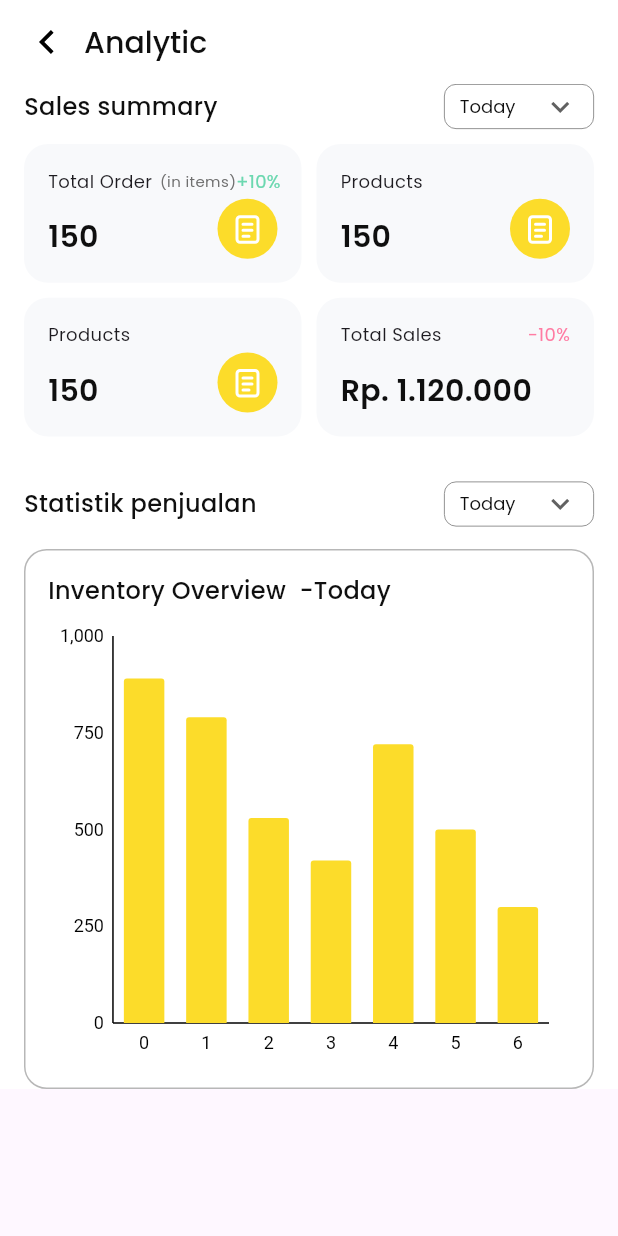
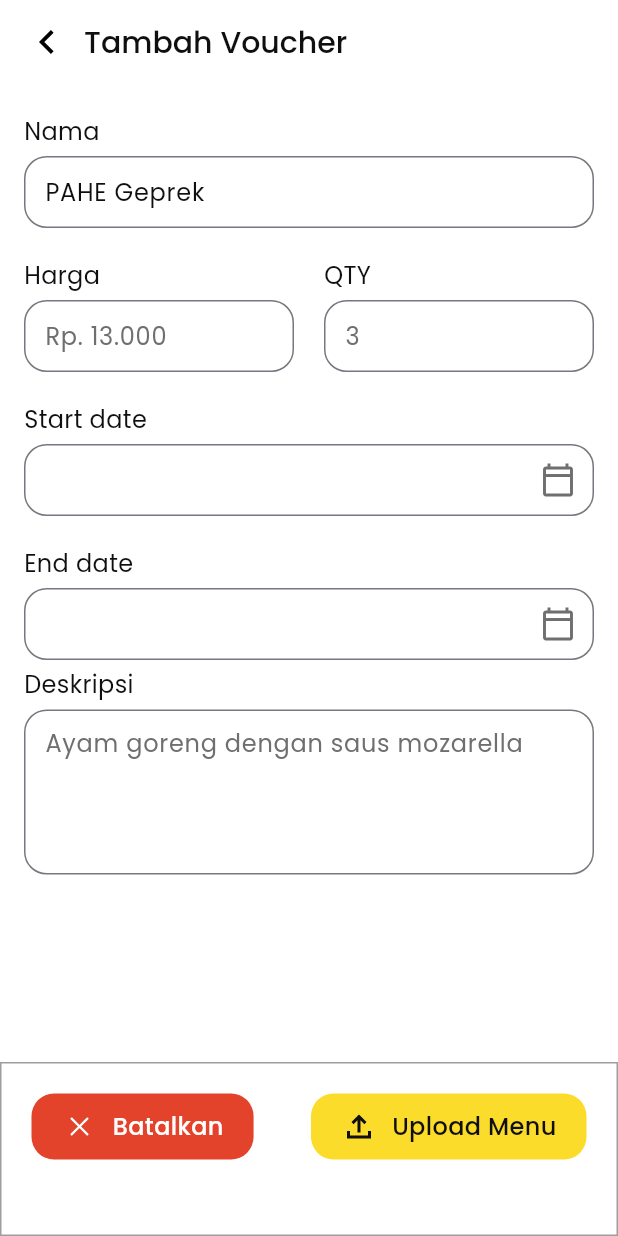
Before and after one commit to Fadzaa/ayamku-admin, a Flutter app: the screen it shows after launch, on a phone screen of 412 x 824 dp. Run offline on Flutter 3.47's test engine with Material 3 defaults, Android fonts, the phone set to English and light mode, and no system bars; our stand-ins replace charts_flutter, flutter_svg, get, google_fonts, image_picker; missing offline and left inert: dart:ffi.

Commit message:
feat: [BW] add voucher page

```diff
--- a/lib/app/pages/features/add_product_page/add_product_page_controller.dart
+++ b/lib/app/pages/features/add_product_page/add_product_page_controller.dart
@@ -8,7 +8,7 @@ import '../product_page/product_page_controller.dart';
 
 class AddProductPageController extends GetxController {
 
-  final ProductPageController productPageController = Get.find<ProductPageController>();
+  final ProductPageController productPageController = Get.put(ProductPageController());
 
   final TextEditingController nameController = TextEditingController();
   final TextEditingController priceController = TextEditingController();
--- /dev/null
+++ b/lib/app/pages/features/add_voucher/add_voucher_binding.dart
@@ -0,0 +1,10 @@
+import 'package:ayamku_admin/app/pages/features/add_voucher/add_voucher_controller.dart';
+import 'package:get/get.dart';
+
+class AddVoucherPageBinding extends Bindings{
+  @override
+  void dependencies() {
+    Get.lazyPut<AddVoucherPageController>(() => AddVoucherPageController());
+  }
+
+}
--- /dev/null
+++ b/lib/app/pages/features/add_voucher/add_voucher_page.dart
@@ -0,0 +1,110 @@
+import 'package:ayamku_admin/app/pages/features/add_product_page/add_product_page_controller.dart';
+import 'package:ayamku_admin/app/pages/features/add_product_page/section/product_page.dart';
+import 'package:ayamku_admin/app/pages/features/add_voucher/add_voucher_controller.dart';
+import 'package:ayamku_admin/common/constant.dart';
+import 'package:ayamku_admin/common/theme.dart';
+import 'package:flutter/material.dart';
+import 'package:flutter/src/widgets/framework.dart';
+import 'package:flutter_svg/flutter_svg.dart';
+import 'package:get/get.dart';
+
+import '../../global_component/common_bottom.dart';
+import '../voucher_management/voucher_management_controller.dart';
+import 'section/voucher_page.dart';
+
+class AddVoucherPageView extends GetView<AddVoucherPageController> {
+  const AddVoucherPageView({super.key});
+
+
+
+  @override
+  Widget build(BuildContext context) {
+    double screenHeight = MediaQuery.of(context).size.height;
+
+    return Scaffold(
+      appBar: AppBar(
+          backgroundColor: baseColor,
+          automaticallyImplyLeading: false,
+          title: Row(
+            children: [
+
+              InkWell(
+                onTap: (){
+                  Get.back();
+                },
+                child: SvgPicture.asset(
+                  icBack,
+                  width: 30,
+                  height: 30,
+                ),
+              ),
+
+              SizedBox(width: 10,),
+
+              Text(
+                "Tambah Voucher",
+                style: txtTitlePage.copyWith(
+                  color: blackColor,
+                ),
+              )
+            ],
+          )
+      ),
+      body: Stack(
+        children: [
+          Container(
+            height: screenHeight,
+            color: baseColor,
+            padding: EdgeInsets.symmetric(horizontal: 16),
+            child: SafeArea(
+                child: SingleChildScrollView(
+                  child: Column(
+                    crossAxisAlignment: CrossAxisAlignment.start,
+                    mainAxisAlignment: MainAxisAlignment.start,
+                    children: [
+                      Obx(() => VoucherPage(
+                        nameController: controller.nameController,
+                        priceController: controller.priceController,
+                        qtyController: controller.qtyController,
+                        descriptionController: controller.descriptionController,
+                        hintTxtName: "PAHE Geprek",
+                        hintTxtPrice: "Rp. 13.000",
+                        hintTxtQty: "3",
+                        hintTxtDesc: "Ayam goreng dengan saus mozarella",
+                        startDateController: controller.startDateController,
+                        endDateController: controller.endDateController,
+                        onTapStartDate: () => controller.selectDate(context, controller.startDateController),
+                        onTapEndDate: () => controller.selectDate(context, controller.endDateController),
+                      )),
+                    ],
+                  ),
+                )
+            ),
+          ),
+
+          Positioned(
+            left: 0,
+            right: 0,
+            bottom: 0,
+            child: CommonBottom(
+              onPressed1: () {
+                Get.back();
+              },
+              onPressed2: () {
+                // controller.addVoucher();
+              },
+              bgColor1: red,
+              bgColor2: primaryColor,
+              ic1: icCancel,
+              ic2: icUpload,
+              txtColor1: Colors.white,
+              txtColor2: blackColor,
+              txt1: 'Batalkan',
+              txt2: 'Upload Menu',
+            ),
+          )
+        ],
+      ),
+    );
+  }
+}
--- /dev/null
+++ b/lib/app/pages/features/add_voucher/section/voucher_page.dart
@@ -0,0 +1,108 @@
+import 'dart:ffi';
+
+import 'package:ayamku_admin/app/pages/features/add_product_page/items/item_text_field.dart';
+import 'package:ayamku_admin/common/theme.dart';
+import 'package:get/get.dart';
+import 'package:flutter/material.dart';
+
+class VoucherPage extends StatelessWidget {
+  const VoucherPage({
+    Key? key,
+    required this.nameController,
+    required this.priceController,
+    required this.qtyController,
+    required this.descriptionController,
+    this.hintTxtName,
+    this.hintTxtPrice,
+    this.hintTxtQty,
+    this.hintTxtDesc,
+    this.color,
+    this.borderColor,
+    required this.onTapStartDate,
+    required this.onTapEndDate,
+    required this.startDateController,
+    required this.endDateController,
+  }) : super(key: key);
+
+
+  final Color? color, borderColor;
+  final String? hintTxtName, hintTxtPrice, hintTxtQty, hintTxtDesc;
+  final TextEditingController nameController, priceController, qtyController, descriptionController,startDateController,endDateController;
+  final VoidCallback onTapStartDate, onTapEndDate;
+
+
+  @override
+  Widget build(BuildContext context) {
+    return Column(
+      crossAxisAlignment: CrossAxisAlignment.start,
+      children: [
+        SizedBox(height: 20,),
+
+        ItemTextField(
+          text: "Nama",
+          hintText: hintTxtName ?? "Pahe Geprek",
+          controller: nameController,
+          borderColor: blackColor,
+          color: blackColor,
+        ),
+
+        SizedBox(height: 15,),
+
+        Row(
+          mainAxisAlignment: MainAxisAlignment.spaceBetween,
+          children: [
+            Expanded(
+              child: ItemTextField(
+                text: "Harga",
+                hintText: hintTxtPrice ?? "Rp.13.000",
+                controller: priceController,
+                borderColor: borderColor ?? blackColor50,
+                color: color ?? blackColor50,
+              ),
+            ),
+
+            SizedBox(width: 20,),
+
+            Expanded(
+              child: ItemTextField(
+                text: "QTY",
+                hintText: hintTxtQty ?? "3",
+                controller: qtyController,
+                borderColor: borderColor ?? blackColor50,
+                color: color ?? blackColor50,
+              ),
+            ),
+          ],
+        ),
+
+        SizedBox(height: 15),
+
+        ItemTxtCalender(
+          text: 'Start date',
+          hintText: '',
+          onTapSuffixIcon: onTapStartDate,
+          controller: startDateController,
+        ),
+
+        SizedBox(height: 15),
+
+        ItemTxtCalender(
+          text: 'End date',
+          hintText: '',
+          onTapSuffixIcon: onTapEndDate,
+          controller: endDateController,
+        ),
+
+        ItemTextField(
+          text: "Deskripsi",
+          hintText: hintTxtDesc ?? "txtDescription",
+          minLines: 5,
+          maxLines: 6,
+          controller: descriptionController,
+          borderColor: borderColor ?? blackColor50,
+          color: color ?? blackColor50,
+        ),
+      ],
+    );
+  }
+}
--- a/lib/app/pages/features/voucher_management/items/voucher.dart
+++ /dev/null
@@ -1,17 +0,0 @@
-class Product {
-  final String name;
-  final int price;
-  final int qty;
-  final String description;
-  final String category;
-  final String image;
-
-  Product({
-    required this.name,
-    required this.price,
-    required this.qty,
-    required this.description,
-    required this.category,
-    required this.image,
-  });
-}
--- a/lib/app/pages/features/voucher_management/model/product.dart
+++ /dev/null
@@ -1,17 +0,0 @@
-class Product {
-  final String name;
-  final int price;
-  final int qty;
-  final String description;
-  final String category;
-  final String image;
-
-  Product({
-    required this.name,
-    required this.price,
-    required this.qty,
-    required this.description,
-    required this.category,
-    required this.image,
-  });
-}
--- /dev/null
+++ b/lib/app/pages/features/voucher_management/model/voucher.dart
@@ -0,0 +1,15 @@
+class Voucher {
+  final String name;
+  final int qty;
+  final String description;
+  final DateTime startDate;
+  final DateTime endDate;
+
+  Voucher({
+    required this.name,
+    required this.qty,
+    required this.description,
+    required this.startDate,
+    required this.endDate,
+  });
+}
--- /dev/null
+++ b/lib/app/pages/features/voucher_management/model/voucher_data.dart
@@ -0,0 +1,12 @@
+import 'package:ayamku_admin/app/pages/features/voucher_management/model/voucher.dart';
+import 'package:get/get.dart';
+
+RxList<Voucher> voucher_data = [
+  Voucher(
+    name: "Diskon makan",
+    startDate: DateTime(2024, 12, 1),
+    endDate: DateTime(2024, 12, 25),
+    qty: 10,
+    description: "Diskon makan",
+  ),
+].obs;
--- a/lib/app/pages/features/voucher_management/voucher_management_controller.dart
+++ b/lib/app/pages/features/voucher_management/voucher_management_controller.dart
@@ -1,10 +1,14 @@
 
+import 'package:ayamku_admin/app/pages/features/product_page/model/product.dart';
+import 'package:ayamku_admin/app/pages/features/voucher_management/model/voucher.dart';
+import 'package:ayamku_admin/app/pages/features/voucher_management/model/voucher_data.dart';
 import 'package:flutter/material.dart';
 import 'package:get/get.dart';
 
 class VoucherPageController extends GetxController
     with SingleGetTickerProviderMixin {
   TabController? tabController;
+  RxList<Voucher> voucherList = voucher_data;
 
   @override
   void onInit() {
@@ -19,4 +23,8 @@ class VoucherPageController extends GetxController
     tabController!.dispose();
   }
 
+  void addVoucher(Voucher voucher) {
+    voucherList.add(voucher);
+  }
+
 }
--- a/lib/app/router/app_pages.dart
+++ b/lib/app/router/app_pages.dart
@@ -26,6 +26,8 @@ import 'package:ayamku_admin/app/pages/features/promo-page/promo_page_binding.da
 import 'package:ayamku_admin/app/pages/features/promo-page/promo_page_view.dart';
 
 import 'package:get/get.dart';
+import '../pages/features/add_voucher/add_voucher_binding.dart';
+import '../pages/features/add_voucher/add_voucher_page.dart';
 import '../pages/features/voucher_management/voucher_management_binding.dart';
 import '../pages/features/voucher_management/voucher_management_page_view.dart';
 import '../pages/initial_pages/login_page/login_page_binding.dart';
@@ -37,7 +39,7 @@ class AppPages {
   // static var routes;
 
   AppPages._();
-  static const INITIAL = Routes.ANALYTIC_PAGE;
+  static const INITIAL = Routes.ADD_VOUCHER_PAGE  ;
 
   static final routes = [
     GetPage(
@@ -137,11 +139,17 @@ class AppPages {
       binding: AnalyticPageBinding(),
       transition: Transition.noTransition,
     ),
-     GetPage(
+    GetPage(
       name: _Paths.MANAGEMENT_VOUCHER,
       page: () => const VoucherManagementPage(),
       binding: VoucherPageBinding(),
       transition: Transition.noTransition,
     ),
+    GetPage(
+      name: _Paths.ADD_VOUCHER_PAGE,
+      page: () => const AddVoucherPageView(),
+      binding: AddVoucherPageBinding(),
+      transition: Transition.noTransition,
+    ),
   ];
 }
```
Also changed, not shown: lib/app/pages/features/add_voucher/add_voucher_controller.dart (added, +74 -0 lines), lib/app/pages/features/voucher_management/items/item_voucher_vertical.dart (+14 -8 lines), lib/app/pages/features/voucher_management/voucher_management_page_view.dart (+23 -13 lines).
